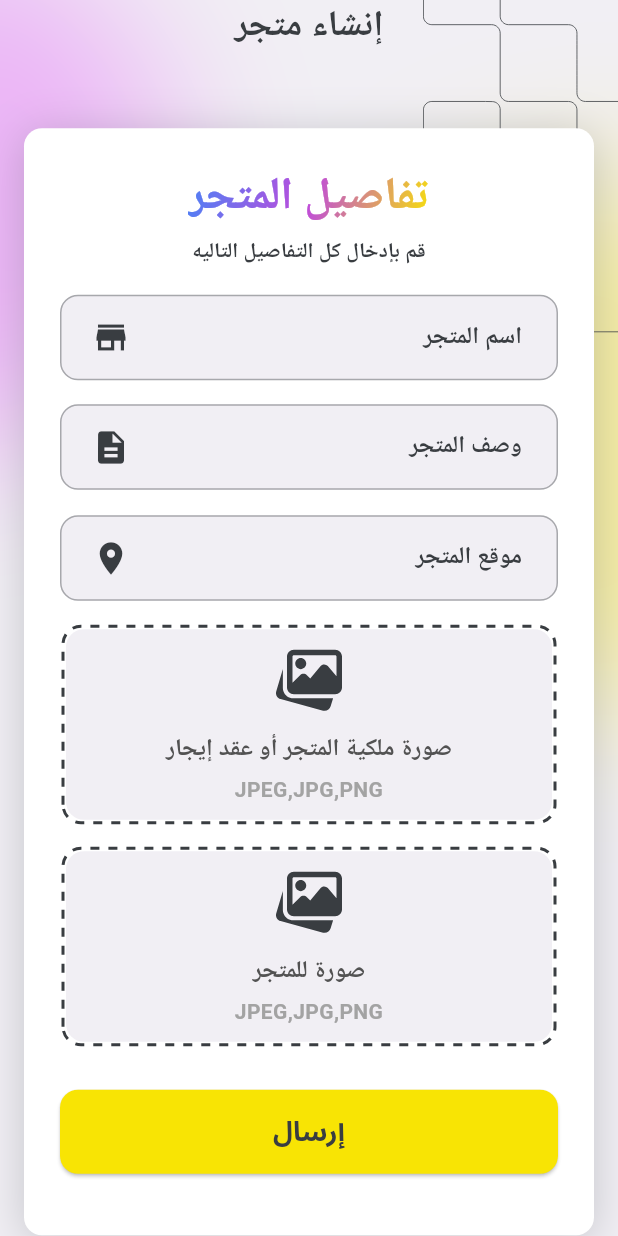
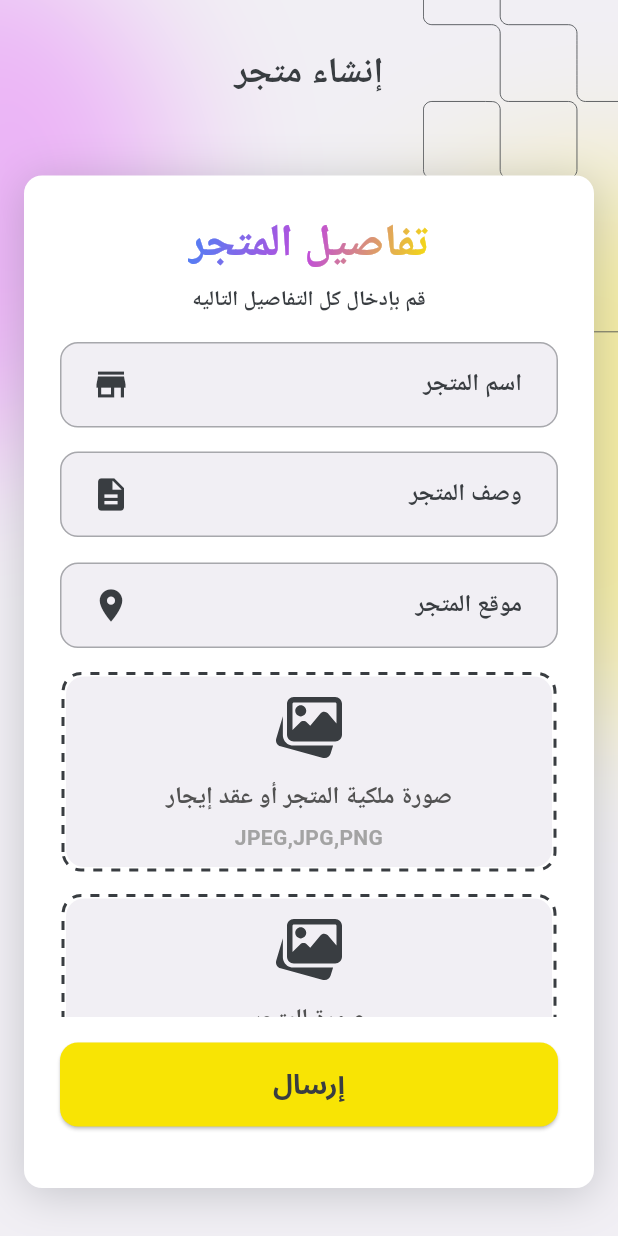
Before and after one commit to HamzaAlwajeeh/Taxpayer-Services, a Flutter app: the screen it shows after launch, on a phone screen of 412 x 824 dp. Run offline on Flutter 3.47's test engine with Material 3 defaults, Android fonts, the phone set to English and light mode, and no system bars; drawn by our look-alikes of dotted_border; our stand-ins replace curved_navigation_bar, delightful_toast, dio, file_picker, flutter_svg, get and 4 more; project files that could hold a hidden picture were left out.

```diff
--- a/lib/Features/Auth/presentation/views/widgets/store_form.dart
+++ b/lib/Features/Auth/presentation/views/widgets/store_form.dart
@@ -33,7 +33,7 @@ class _StoreFormState extends State<StoreForm> {
     return Column(
       children: [
         SizedBox(
-          height: 513,
+          height: 450,
           child: ListView(
             padding: EdgeInsets.zero,
             children: [
```
